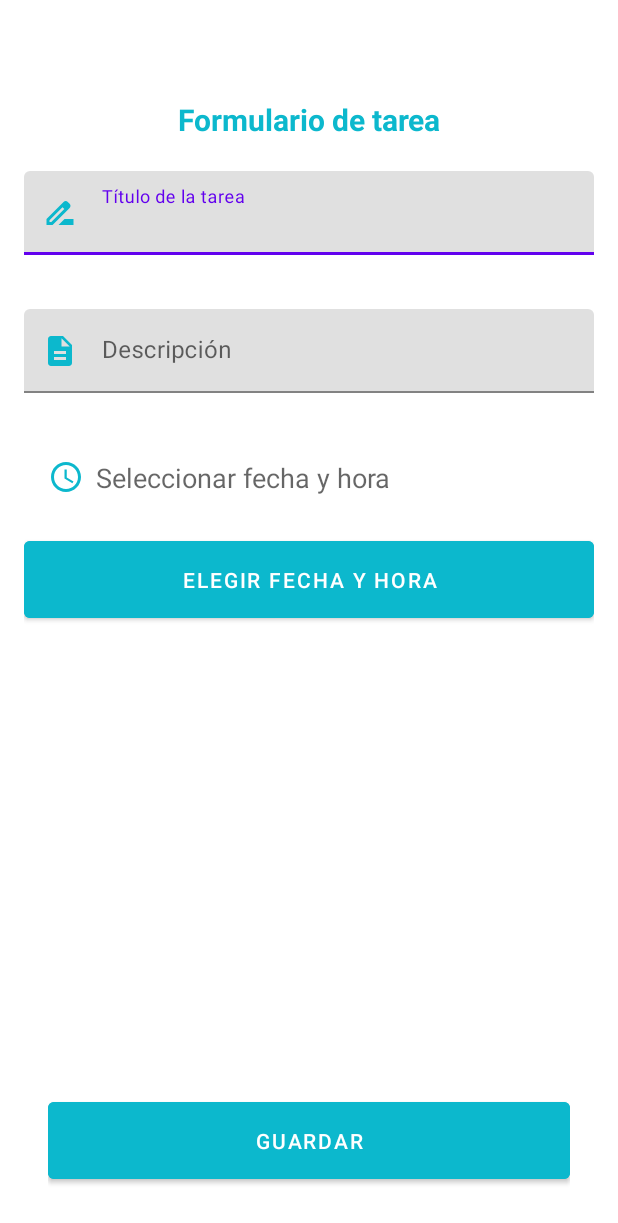
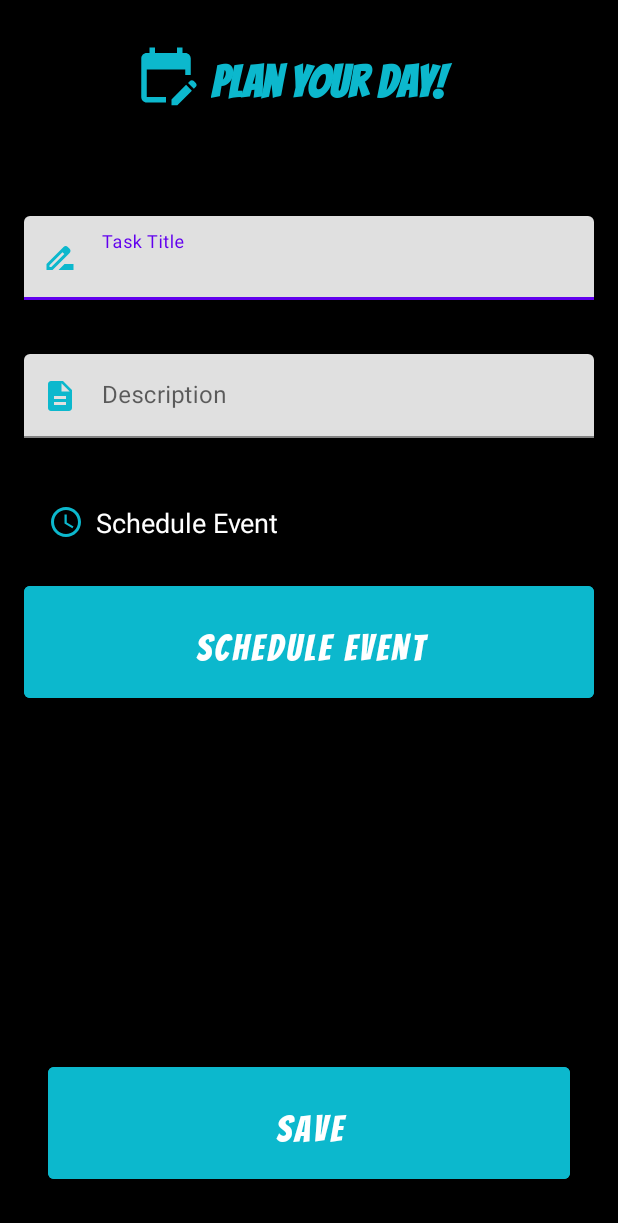
Before and after one commit to Bitxo92/Taskly, an Android app: the screen it shows after launch (AddTaskActivity), after a tap on "Agregar Tarea", on a phone screen of 412 x 824 dp. Shown: the top 1223 px of the screen. Run offline under Robolectric (Android 15) with nearby library versions, the phone set to English and light mode, and no system bars.

Commit message:
made mockup for activities

```diff
--- a/app/src/main/java/com/patino/todolistapp/MainActivity.java
+++ b/app/src/main/java/com/patino/todolistapp/MainActivity.java
@@ -12,6 +12,7 @@ import android.provider.Settings;
 import android.util.Log;
 import android.view.View;
 import android.Manifest;
+import android.widget.LinearLayout;
 import android.widget.TextView;
 
 import androidx.annotation.NonNull;
@@ -19,7 +20,6 @@ import androidx.annotation.Nullable;
 import androidx.appcompat.app.AppCompatActivity;
 import androidx.core.app.ActivityCompat;
 import androidx.core.content.ContextCompat;
-import androidx.core.view.WindowCompat;
 import androidx.recyclerview.widget.ItemTouchHelper;
 import androidx.recyclerview.widget.LinearLayoutManager;
 import androidx.recyclerview.widget.RecyclerView;
@@ -35,15 +35,31 @@ public class MainActivity extends AppCompatActivity implements TaskAdapter.OnTas
     private DatabaseHelper databaseHelper;
     private static final int ADD_TASK_REQUEST = 1;
     private static final int TASK_REMINDER_REQUEST_CODE = 1001;
-    private TextView noTasksText;
+    private LinearLayout noTasksContainer; // Updated to handle the entire LinearLayout
 
     @Override
     protected void onCreate(Bundle savedInstanceState) {
         super.onCreate(savedInstanceState);
         setContentView(R.layout.activity_main);
 
-        // Initialize noTasksText after setContentView
-        noTasksText = findViewById(R.id.noTasksText);
+        // Initialize views
+        noTasksContainer = findViewById(R.id.noTasksContainer); // Initialize the LinearLayout
+        recyclerView = findViewById(R.id.recyclerView);
+        recyclerView.setLayoutManager(new LinearLayoutManager(this));
+
+        // Initialize database helper
+        databaseHelper = new DatabaseHelper(this);
+
+        // Load tasks and reschedule alarms
+        loadTasks();
+        rescheduleAlarmsForAllTasks();
+
+        // Set up FloatingActionButton to add a new task
+        FloatingActionButton fab = findViewById(R.id.fab_add_task);
+        fab.setOnClickListener(view -> startActivityForResult(new Intent(this, AddTaskActivity.class), ADD_TASK_REQUEST));
+
+        // Enable swipe-to-delete feature
+        enableSwipeToDelete();
 
         // Request notification permission for Android 13 and above
         if (Build.VERSION.SDK_INT >= Build.VERSION_CODES.TIRAMISU) {
@@ -60,22 +76,6 @@ public class MainActivity extends AppCompatActivity implements TaskAdapter.OnTas
                 startActivity(intent);
             }
         }
-
-        // Initialize RecyclerView and adapter
-        recyclerView = findViewById(R.id.recyclerView);
-        recyclerView.setLayoutManager(new LinearLayoutManager(this));
-        databaseHelper = new DatabaseHelper(this);
-
-        // Load tasks and reschedule alarms
-        loadTasks();
-        rescheduleAlarmsForAllTasks();
-
-        // Set up FloatingActionButton to add a new task
-        FloatingActionButton fab = findViewById(R.id.fab_add_task);
-        fab.setOnClickListener(view -> startActivityForResult(new Intent(this, AddTaskActivity.class), ADD_TASK_REQUEST));
-
-        // Enable swipe-to-delete feature
-        enableSwipeToDelete();
     }
 
     @Override
@@ -91,7 +91,7 @@ public class MainActivity extends AppCompatActivity implements TaskAdapter.OnTas
 
                 // Call the scheduleTaskReminder method to schedule the task reminder
                 if (taskTime > 0 && taskTitle != null) {
-                    scheduleTaskReminder(this,taskTime, taskTitle);
+                    scheduleTaskReminder(this, taskTime, taskTitle);
                 }
             }
         }
@@ -105,11 +105,11 @@ public class MainActivity extends AppCompatActivity implements TaskAdapter.OnTas
         adapter = new TaskAdapter(tasks, databaseHelper, this);
         recyclerView.setAdapter(adapter);
 
-        // Check if there are no tasks and show the "No activities programmed" message
+        // Check if there are no tasks and show/hide the noTasksContainer
         if (adapter.getItemCount() == 0) {
-            noTasksText.setVisibility(View.VISIBLE);  // Show "No activities programmed"
+            noTasksContainer.setVisibility(View.VISIBLE); // Show the entire LinearLayout
         } else {
-            noTasksText.setVisibility(View.GONE);  // Hide the message
+            noTasksContainer.setVisibility(View.GONE); // Hide the entire LinearLayout
         }
     }
 
@@ -119,7 +119,7 @@ public class MainActivity extends AppCompatActivity implements TaskAdapter.OnTas
             long taskTime = task.getTimestamp();
             String taskTitle = task.getTitle();
             if (taskTime > System.currentTimeMillis()) { // Only schedule alarms for future tasks
-                scheduleTaskReminder(this,taskTime, taskTitle);
+                scheduleTaskReminder(this, taskTime, taskTitle);
             }
         }
     }
@@ -143,9 +143,9 @@ public class MainActivity extends AppCompatActivity implements TaskAdapter.OnTas
                 databaseHelper.deleteTask(task.getId());
                 adapter.removeTask(position);
 
-                // After removal, check if the list is empty and show/hide the message
+                // After removal, check if the list is empty and show/hide the noTasksContainer
                 if (adapter.getItemCount() == 0) {
-                    noTasksText.setVisibility(View.VISIBLE);  // Show "No activities programmed"
+                    noTasksContainer.setVisibility(View.VISIBLE); // Show the entire LinearLayout
                 }
             }
         };
--- /dev/null
+++ b/app/src/main/res/drawable/ic_task_icon.xml
@@ -0,0 +1,5 @@
+<vector xmlns:android="http://schemas.android.com/apk/res/android" android:height="24dp" android:tint="#000000" android:viewportHeight="24" android:viewportWidth="24" android:width="24dp">
+
+    <path android:fillColor="@android:color/white" android:pathData="M12,22H5c-1.11,0 -2,-0.9 -2,-2L3.01,6c0,-1.1 0.88,-2 1.99,-2h1V2h2v2h8V2h2v2h1c1.1,0 2,0.9 2,2v6h-2v-2H5v10h7V22zM22.13,16.99l0.71,-0.71c0.39,-0.39 0.39,-1.02 0,-1.41l-0.71,-0.71c-0.39,-0.39 -1.02,-0.39 -1.41,0l-0.71,0.71L22.13,16.99zM21.42,17.7l-5.3,5.3H14v-2.12l5.3,-5.3L21.42,17.7z"/>
+
+</vector>
--- a/app/src/main/res/layout/activity_add_task.xml
+++ b/app/src/main/res/layout/activity_add_task.xml
@@ -1,97 +1,142 @@
 <?xml version="1.0" encoding="utf-8"?>
-<LinearLayout xmlns:android="http://schemas.android.com/apk/res/android"
+<androidx.coordinatorlayout.widget.CoordinatorLayout xmlns:android="http://schemas.android.com/apk/res/android"
     xmlns:app="http://schemas.android.com/apk/res-auto"
     android:layout_width="match_parent"
     android:layout_height="match_parent"
+    android:background="@color/black">
+
+    <!-- AppBarLayout for the Header -->
+    <com.google.android.material.appbar.AppBarLayout
+        android:layout_width="match_parent"
+        android:layout_height="100dp"
+        android:background="@color/black">
+
+        <!-- Custom Header using LinearLayout -->
+        <LinearLayout
+            android:layout_width="match_parent"
+            android:layout_height="match_parent"
+            android:orientation="horizontal"
+            android:gravity="center">
+
+            <!-- Icon -->
+            <ImageView
+                android:id="@+id/icon"
+                android:layout_width="44dp"
+                android:layout_height="44dp"
+                android:src="@drawable/ic_task_icon"
+                android:layout_marginEnd="8dp"
+                app:tint="@color/teal_700" />
+
+            <!-- Catchy Text -->
+            <TextView
+                android:id="@+id/header_text"
+                android:layout_width="182dp"
+                android:layout_height="wrap_content"
+                android:fontFamily="@font/bangers"
+                android:text="Plan Your Day!"
+                android:textColor="@color/teal_700"
+                android:textSize="30sp"
+                android:textStyle="bold" />
+        </LinearLayout>
+    </com.google.android.material.appbar.AppBarLayout>
+
+    <!-- Main Content -->
+    <LinearLayout
+        android:layout_width="match_parent"
+        android:layout_height="match_parent"
+        android:orientation="vertical"
         android:padding="16dp"
-    android:orientation="vertical">
+        app:layout_behavior="@string/appbar_scrolling_view_behavior">
 
-    <!-- 200dp Spacer-->
+        <!-- Spacer -->
         <View
             android:layout_width="match_parent"
-        android:layout_height="50dp" />
-    <TextView
-        android:layout_width="match_parent"
-        android:layout_height="30dp"
-        android:text="Formulario de tarea"
-        android:textAlignment="center"
-        android:textSize="20sp"
-       android:layout_marginBottom="10dp"
-        android:textColor="@color/teal_700"
-        android:textStyle="bold"/>
+            android:layout_height="20dp" />
 
+        <!-- Task Title Input -->
         <com.google.android.material.textfield.TextInputLayout
             android:layout_width="match_parent"
             android:layout_height="wrap_content"
-        android:hint="Título de la tarea"
+            android:hint="Task Title"
+            android:paddingTop="8dp"
+            android:paddingBottom="8dp"
             app:startIconDrawable="@drawable/ic_title"
-        app:startIconTint="@color/teal_700"
-        android:paddingTop="8dp"
-        android:paddingBottom="8dp">
+            app:startIconTint="@color/teal_700">
+
             <com.google.android.material.textfield.TextInputEditText
                 android:id="@+id/editTextTitle"
                 android:layout_width="match_parent"
                 android:layout_height="wrap_content"
                 android:paddingStart="8dp"
-            android:paddingEnd="8dp"/>
+                android:paddingEnd="8dp" />
         </com.google.android.material.textfield.TextInputLayout>
+
+        <!-- Spacer -->
         <View
             android:layout_width="match_parent"
             android:layout_height="20dp" />
 
+        <!-- Task Description Input -->
         <com.google.android.material.textfield.TextInputLayout
             android:layout_width="match_parent"
             android:layout_height="wrap_content"
-        android:hint="Descripción"
+            android:hint="Description"
+            android:paddingTop="8dp"
+            android:paddingBottom="8dp"
             app:startIconDrawable="@drawable/ic_description"
-        app:startIconTint="@color/teal_700"
-        android:paddingTop="8dp"
-        android:paddingBottom="8dp">
+            app:startIconTint="@color/teal_700">
+
             <com.google.android.material.textfield.TextInputEditText
                 android:id="@+id/editTextDescription"
                 android:layout_width="match_parent"
                 android:layout_height="wrap_content"
                 android:paddingStart="8dp"
-            android:paddingEnd="8dp"/>
+                android:paddingEnd="8dp" />
         </com.google.android.material.textfield.TextInputLayout>
+
+        <!-- Spacer -->
         <View
             android:layout_width="match_parent"
             android:layout_height="20dp" />
 
+        <!-- Date and Time Picker -->
         <TextView
             android:id="@+id/textViewDateTime"
             android:layout_width="match_parent"
             android:layout_height="wrap_content"
-        android:text="Seleccionar fecha y hora"
-        android:textAppearance="?android:attr/textAppearanceMedium"
-        android:padding="16dp"
+            android:background="?attr/selectableItemBackground"
+            android:clickable="false"
+            android:textColor="@color/white"
             android:drawableStart="@drawable/ic_date_range"
             android:drawablePadding="8dp"
             android:drawableTint="@color/teal_700"
-        android:background="?attr/selectableItemBackground"
-        android:clickable="true"
-        android:focusable="true"/>
+            android:focusable="false"
+            android:padding="16dp"
+            android:text="Schedule Event"
+            android:textAppearance="?android:attr/textAppearanceMedium" />
 
+        <!-- Date and Time Picker Button -->
         <Button
             android:id="@+id/buttonPickDateTime"
             android:layout_width="match_parent"
             android:layout_height="wrap_content"
-        android:text="Elegir Fecha y Hora"
+            android:layout_marginTop="8dp"
             android:backgroundTint="@color/teal_700"
-        android:textColor="@android:color/white"
             android:drawableStart="@drawable/ic_date_range"
             android:drawablePadding="8dp"
             android:drawableTint="@android:color/white"
             android:padding="16dp"
-        android:layout_marginTop="8dp"/>
+            android:textSize="24dp"
+            android:fontFamily="@font/bangers"
+            android:text="Schedule Event"
+            android:textColor="@android:color/white" />
 
-
+        <!-- Save Button -->
         <LinearLayout
             android:layout_width="match_parent"
             android:layout_height="match_parent"
-        android:padding="16dp"
-        android:orientation="vertical">
-
+            android:orientation="vertical"
+            android:padding="16dp">
 
             <View
                 android:layout_width="match_parent"
@@ -102,18 +147,17 @@
                 android:id="@+id/buttonSave"
                 android:layout_width="match_parent"
                 android:layout_height="wrap_content"
-            android:text="Guardar"
+                android:layout_marginTop="16dp"
                 android:backgroundTint="@color/teal_700"
-            android:textColor="@android:color/white"
                 android:icon="@drawable/ic_save"
                 android:iconTint="@android:color/white"
+                android:padding="16dp"
+                android:textSize="24dp"
+                android:text="SAVE"
+                android:fontFamily="@font/bangers"
+                android:textColor="@android:color/white"
                 app:iconGravity="textStart"
-
-            app:iconPadding="8dp"
-            android:padding="16dp"
-            android:layout_marginTop="16dp"/>
-
-
+                app:iconPadding="8dp" />
         </LinearLayout>
-
     </LinearLayout>
+</androidx.coordinatorlayout.widget.CoordinatorLayout>
```
Also changed, not shown: app/src/main/java/com/patino/todolistapp/BootReceiver.java (+9 -0 lines), app/src/main/res/drawable/gradient_background.xml (added, +7 -0 lines), app/src/main/res/drawable/ic_empty.xml (added, +7 -0 lines), app/src/main/res/layout/activity_main.xml (+61 -16 lines), app/src/main/res/font/bangers.ttf (added). Lines whose indentation alone changed are shown as unchanged.
